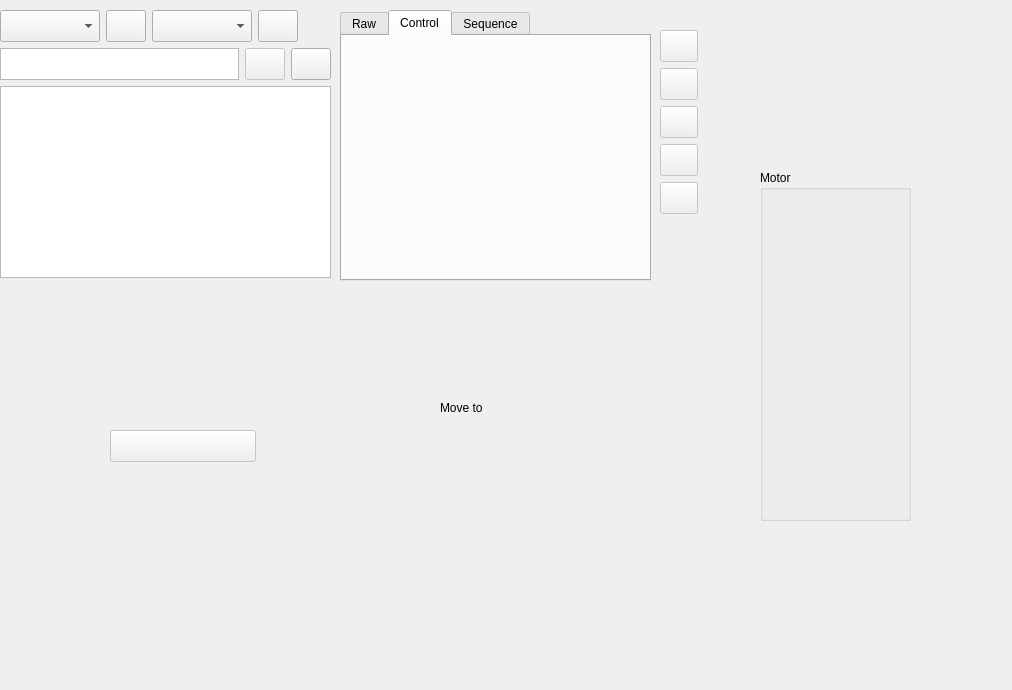
Old version of the form stepper_motor_controller_widget.ui in the repository d-molchanov/stepper_motor_controller_widget.
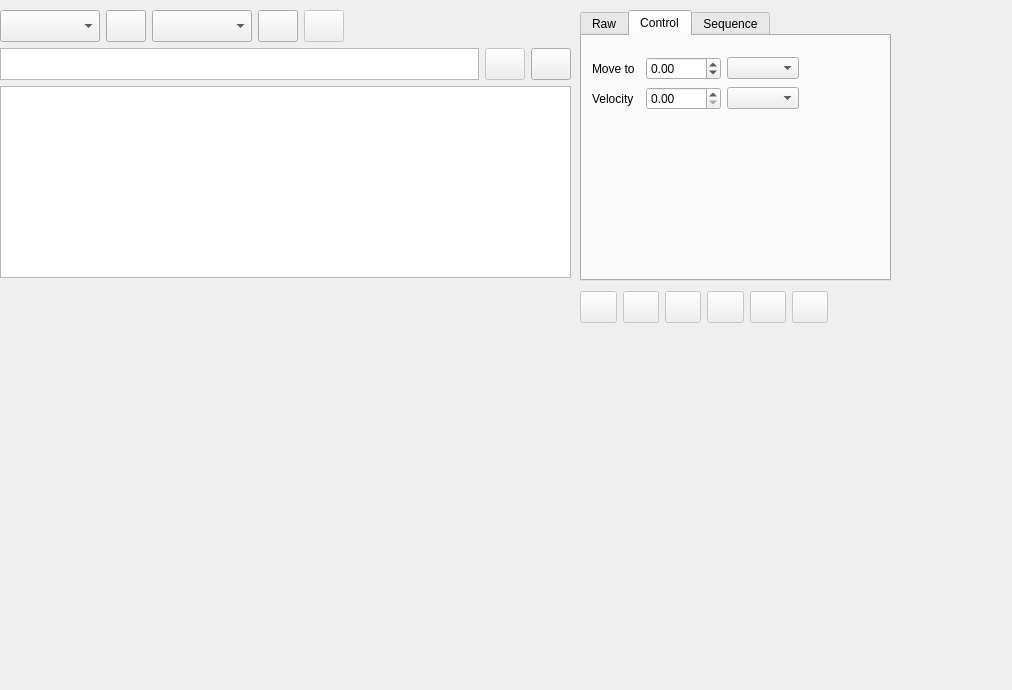
New version of the form. Icons and pictures are not drawn.

Commit message: GUI has been updated

The edit to the form file:
```diff
--- a/stepper_motor_controller_widget.ui
+++ b/stepper_motor_controller_widget.ui
@@ -19,36 +19,12 @@
   <property name="windowTitle">
    <string>Form</string>
   </property>
-  <widget class="QGroupBox" name="groupBoxMotor">
-   <property name="geometry">
-    <rect>
-     <x>760</x>
-     <y>170</y>
-     <width>151</width>
-     <height>351</height>
-    </rect>
-   </property>
-   <property name="title">
-    <string>Motor</string>
-   </property>
-   <widget class="QWidget" name="layoutWidget">
-    <property name="geometry">
-     <rect>
-      <x>10</x>
-      <y>20</y>
-      <width>131</width>
-      <height>302</height>
-     </rect>
-    </property>
-    <layout class="QVBoxLayout" name="verticalLayout_6"/>
-   </widget>
-  </widget>
   <widget class="QWidget" name="layoutWidget_2">
    <property name="geometry">
     <rect>
      <x>0</x>
      <y>10</y>
-     <width>331</width>
+     <width>571</width>
      <height>321</height>
     </rect>
    </property>
@@ -142,6 +118,35 @@
         </property>
        </widget>
       </item>
+      <item>
+       <widget class="QPushButton" name="pushButtonDisconnect">
+        <property name="enabled">
+         <bool>false</bool>
+        </property>
+        <property name="minimumSize">
+         <size>
+          <width>0</width>
+          <height>32</height>
+         </size>
+        </property>
+        <property name="toolTip">
+         <string>Disconnect</string>
+        </property>
+        <property name="text">
+         <string/>
+        </property>
+        <property name="icon">
+         <iconset>
+          <normaloff>icons/disconnect.svg</normaloff>icons/disconnect.svg</iconset>
+        </property>
+        <property name="iconSize">
+         <size>
+          <width>24</width>
+          <height>24</height>
+         </size>
+        </property>
+       </widget>
+      </item>
       <item>
        <spacer name="horizontalSpacer">
         <property name="orientation">
@@ -266,7 +271,7 @@
   <widget class="QTabWidget" name="tabWidget">
    <property name="geometry">
     <rect>
-     <x>340</x>
+     <x>580</x>
      <y>10</y>
      <width>311</width>
      <height>271</height>
@@ -285,7 +290,7 @@
     <attribute name="title">
      <string>Raw</string>
     </attribute>
-    <widget class="QWidget" name="">
+    <widget class="QWidget" name="layoutWidget">
      <property name="geometry">
       <rect>
        <x>10</x>
@@ -394,6 +399,55 @@
     <attribute name="title">
      <string>Control</string>
     </attribute>
+    <widget class="QWidget" name="">
+     <property name="geometry">
+      <rect>
+       <x>10</x>
+       <y>20</y>
+       <width>207</width>
+       <height>56</height>
+      </rect>
+     </property>
+     <layout class="QGridLayout" name="gridLayout_2">
+      <item row="0" column="0">
+       <widget class="QLabel" name="labelMoveTo">
+        <property name="text">
+         <string>Move to</string>
+        </property>
+       </widget>
+      </item>
+      <item row="0" column="1">
+       <widget class="QDoubleSpinBox" name="doubleSpinBoxMoveTo">
+        <property name="minimum">
+         <double>-1000.000000000000000</double>
+        </property>
+        <property name="maximum">
+         <double>1000.000000000000000</double>
+        </property>
+       </widget>
+      </item>
+      <item row="0" column="2">
+       <widget class="QComboBox" name="comboBoxMovementUnits"/>
+      </item>
+      <item row="1" column="0">
+       <widget class="QLabel" name="labelControlVelocity">
+        <property name="text">
+         <string>Velocity</string>
+        </property>
+       </widget>
+      </item>
+      <item row="1" column="1">
+       <widget class="QDoubleSpinBox" name="doubleSpinBoxVelocity">
+        <property name="maximum">
+         <double>1000.000000000000000</double>
+        </property>
+       </widget>
+      </item>
+      <item row="1" column="2">
+       <widget class="QComboBox" name="comboBoxVelocityUnits"/>
+      </item>
+     </layout>
+    </widget>
    </widget>
    <widget class="QWidget" name="tab_3">
     <attribute name="title">
@@ -401,64 +455,16 @@
     </attribute>
    </widget>
   </widget>
-  <widget class="QPushButton" name="pushButtonDisconnect">
-   <property name="enabled">
-    <bool>false</bool>
-   </property>
-   <property name="geometry">
-    <rect>
-     <x>110</x>
-     <y>430</y>
-     <width>146</width>
-     <height>32</height>
-    </rect>
-   </property>
-   <property name="minimumSize">
-    <size>
-     <width>0</width>
-     <height>32</height>
-    </size>
-   </property>
-   <property name="toolTip">
-    <string>Disconnect</string>
-   </property>
-   <property name="text">
-    <string/>
-   </property>
-   <property name="icon">
-    <iconset>
-     <normaloff>icons/disconnect.svg</normaloff>icons/disconnect.svg</iconset>
-   </property>
-   <property name="iconSize">
-    <size>
-     <width>24</width>
-     <height>24</height>
-    </size>
-   </property>
-  </widget>
-  <widget class="QLabel" name="labelMoveTo">
-   <property name="geometry">
-    <rect>
-     <x>440</x>
-     <y>400</y>
-     <width>49</width>
-     <height>16</height>
-    </rect>
-   </property>
-   <property name="text">
-    <string>Move to</string>
-   </property>
-  </widget>
   <widget class="QWidget" name="">
    <property name="geometry">
     <rect>
-     <x>660</x>
-     <y>30</y>
-     <width>38</width>
-     <height>186</height>
+     <x>580</x>
+     <y>290</y>
+     <width>248</width>
+     <height>34</height>
     </rect>
    </property>
-   <layout class="QVBoxLayout" name="verticalLayout_7">
+   <layout class="QHBoxLayout" name="horizontalLayout_3">
     <item>
      <widget class="QPushButton" name="pushButtonStartMotor">
       <property name="enabled">
@@ -610,6 +616,35 @@
       </property>
      </widget>
     </item>
+    <item>
+     <widget class="QPushButton" name="pushButtonMeasure">
+      <property name="enabled">
+       <bool>false</bool>
+      </property>
+      <property name="minimumSize">
+       <size>
+        <width>0</width>
+        <height>32</height>
+       </size>
+      </property>
+      <property name="toolTip">
+       <string>Measure</string>
+      </property>
+      <property name="text">
+       <string/>
+      </property>
+      <property name="icon">
+       <iconset>
+        <normaloff>icons/measure.svg</normaloff>icons/measure.svg</iconset>
+      </property>
+      <property name="iconSize">
+       <size>
+        <width>24</width>
+        <height>24</height>
+       </size>
+      </property>
+     </widget>
+    </item>
    </layout>
   </widget>
  </widget>
```
Left out of the diff: 12 changed lines with no effect on the pictures. The commit also changes 5 other files.
